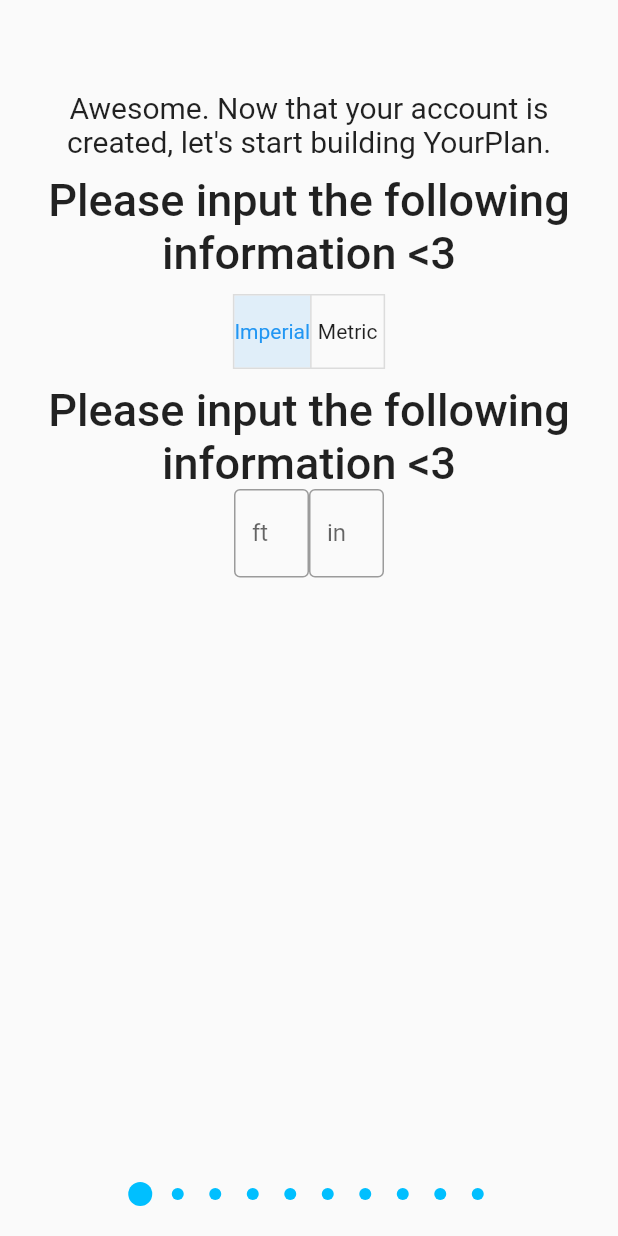
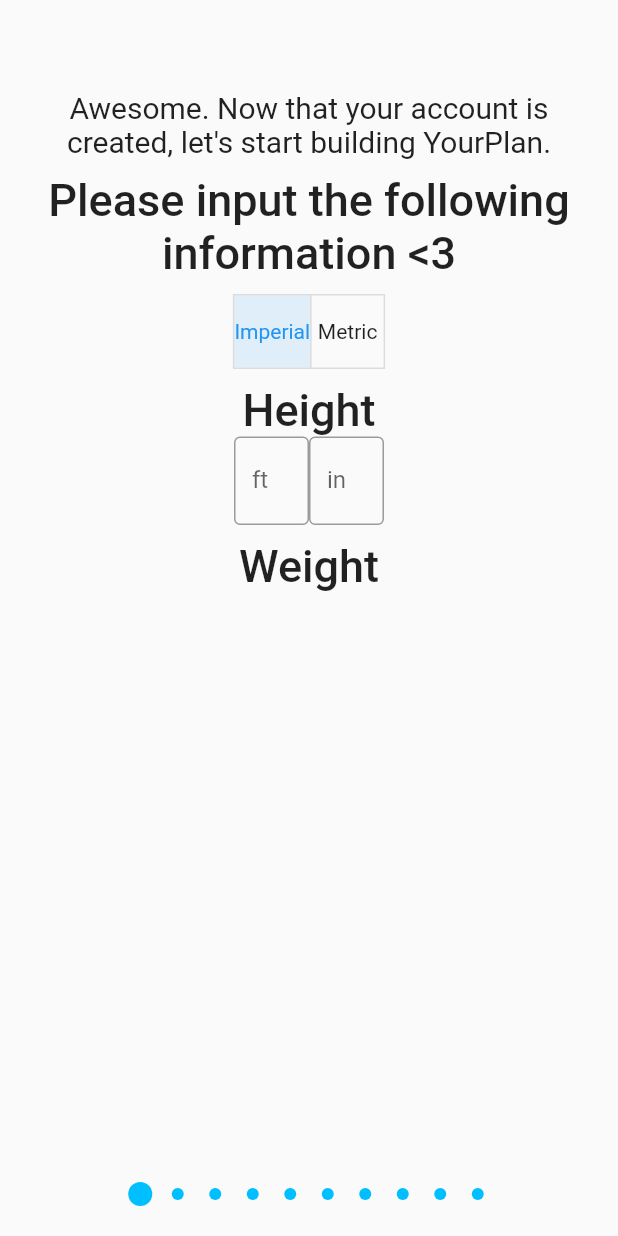
Before and after one commit to ypf-devteam/yourplanfitness, a Flutter app: the screen it shows after launch, after a tap on "Facebook", on a phone screen of 412 x 824 dp. Run offline on Flutter 3.47's test engine with Material 2 defaults, Android fonts, the phone set to English and light mode, and no system bars; our stand-ins replace firebase_auth, google_sign_in, simple_animations; missing offline and left inert: flutter_facebook_auth; accounts and stored records are empty; network calls fail; Roboto replaces fonts that are missing (Billy).

Commit message:
Update QuestionnairePage.dart

```diff
--- a/lib/QuestionnairePage.dart
+++ b/lib/QuestionnairePage.dart
@@ -134,7 +134,7 @@ class _QuestionnairePageState extends State<QuestionnairePage> {
                                         margin:
                                             EdgeInsets.fromLTRB(20, 10, 20, 0),
                                         child: Text(
-                                          "Please input the following information <3",
+                                          "Height",
                                           textAlign: TextAlign.center,
                                           style: TextStyle(
                                               fontSize: 30,
@@ -164,6 +164,16 @@ class _QuestionnairePageState extends State<QuestionnairePage> {
                                           ],
                                         ),
                                       ),
+                                    Container(
+                                        margin:
+                                            EdgeInsets.fromLTRB(20, 10, 20, 0),
+                                        child: Text(
+                                          "Weight",
+                                          textAlign: TextAlign.center,
+                                          style: TextStyle(
+                                              fontSize: 30,
+                                              fontWeight: FontWeight.w500),
+                                        )),
                                     if (isSelected[1])
                                       Container(
                                         width: 100,
```
